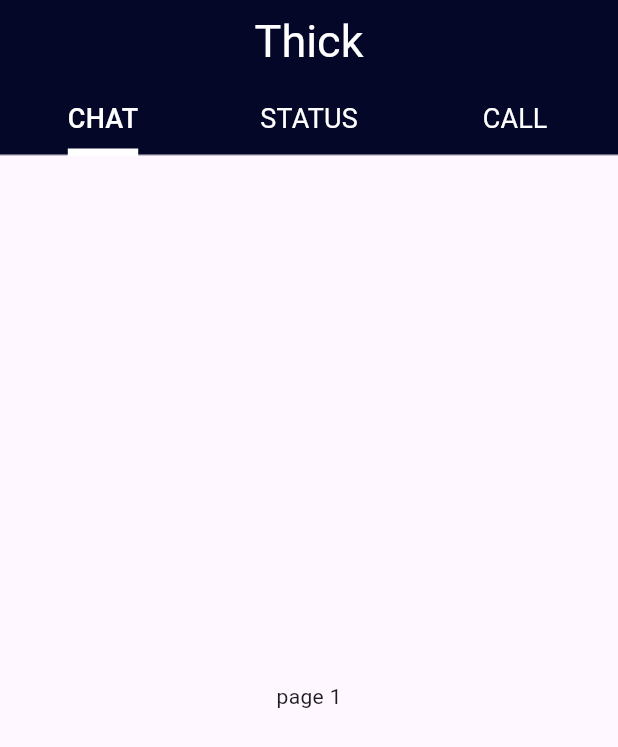
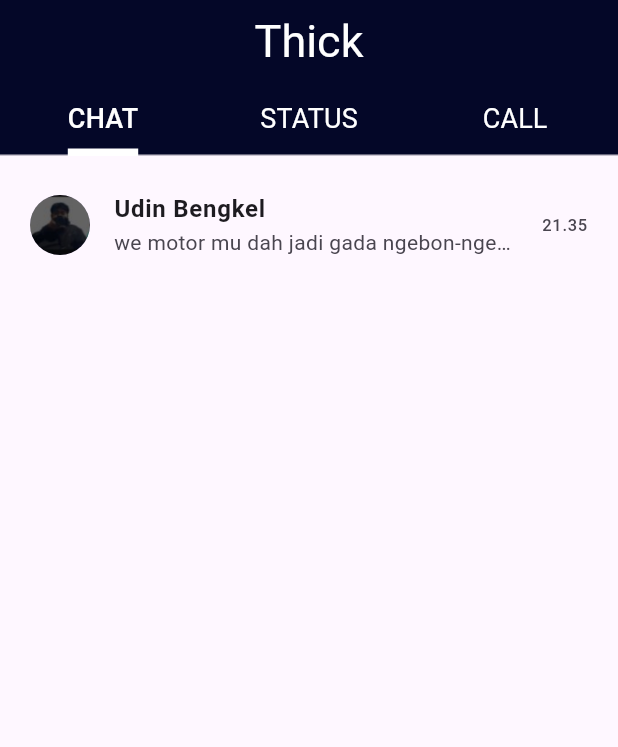
Before and after one commit to Archoooo/Learn-Flutter, a Flutter app: the screen it shows after launch, on a phone screen of 412 x 824 dp. Shown: the top 747 px of the screen. Run offline on Flutter 3.47's test engine with Material 3 defaults, Android fonts, the phone set to English and light mode, and no system bars; missing offline and left inert: dart:ffi; Roboto replaces fonts that are missing (stick).

Commit message:
TabBar pt2

```diff
--- /dev/null
+++ b/lib/TabBar2.dart
@@ -0,0 +1,131 @@
+import 'dart:ffi';
+
+import 'package:flutter/material.dart';
+import 'package:flutter/widgets.dart';
+
+class tabBar2 extends StatelessWidget {
+  @override
+  Widget build(BuildContext context) {
+    List<Tab> mt = [
+      Tab(
+        child: Text(
+          "CHAT",
+          style: TextStyle(color: Colors.white, fontSize: 18),
+        ),
+      ),
+      Tab(
+        child: Text(
+          "STATUS",
+          style: TextStyle(color: Colors.white, fontSize: 18),
+        ),
+      ),
+      Tab(
+        child: Text(
+          "CALL",
+          style: TextStyle(color: Colors.white, fontSize: 18),
+        ),
+      )
+    ];
+    return MaterialApp(
+      home: DefaultTabController(
+        length: mt.length,
+        child: Scaffold(
+          appBar: AppBar(
+            title: Text(
+              "Thick",
+              style: TextStyle(
+                  fontFamily: 'stick', fontSize: 30, color: Colors.white),
+            ),
+            centerTitle: true,
+            backgroundColor: Color.fromARGB(255, 4, 7, 40),
+            bottom: TabBar(
+              tabs: mt,
+              unselectedLabelStyle: TextStyle(
+                  fontWeight: FontWeight.normal,
+                  color: const Color.fromARGB(255, 142, 142, 142)),
+              indicator: BoxDecoration(
+                  border: Border(
+                      bottom: BorderSide(
+                color: Color.fromARGB(255, 255, 255, 255),
+                width: 5,
+              ))),
+            ),
+          ),
+          body: TabBarView(
+            children: [
+              ListView(
+                children: [
+                  ListTile(
+                    contentPadding:
+                        EdgeInsets.symmetric(horizontal: 20, vertical: 10),
+                    leading: CircleAvatar(
+                      backgroundImage: AssetImage('images/avt1.png'),
+                    ),
+                    title: Text(
+                      "Udin Bengkel",
+                      style: TextStyle(fontWeight: FontWeight.bold),
+                    ),
+                    subtitle: Text(
+                      "we motor mu dah jadi gada ngebon-ngebon",
+                      maxLines: 1,
+                      overflow: TextOverflow.ellipsis,
+                    ),
+                    trailing: Text(
+                      "21.35",
+                      textAlign: TextAlign.right,
+                    ),
+                  ),
+                ],
+              ),
+              ListView(
+                children: const [
+                  ListTile(
+                    contentPadding:
+                        EdgeInsets.symmetric(horizontal: 20, vertical: 10),
+                    leading: CircleAvatar(
+                      backgroundColor: Colors.black,
+                    ),
+                    title: Text(
+                      "Status Saya",
+                      style: TextStyle(fontSize: 18),
+                    ),
+                    subtitle: Text("12.99"),
+                    trailing: TextButton(
+                      onPressed: ColorScheme.dark,
+                      child: Text(":"),
+                    ),
+                  ),
+                  // Divider(
+                  //   height: 2,
+                  //   thickness: 5,
+                  //   indent: 0,
+                  //   endIndent: 0,
+                  //   color: Colors.black,
+                  // ),
+                ],
+              ),
+              ListView(
+                children: [
+                  ListTile(
+                    contentPadding:
+                        EdgeInsets.symmetric(horizontal: 20, vertical: 10),
+                    leading: CircleAvatar(
+                      backgroundColor: Colors.black,
+                    ),
+                    title: Text("Create Call Link"),
+                    subtitle: Container(
+                      child: Icon(
+                        Icons.call_made_rounded,
+                        size: 17,
+                      ),
+                    ),
+                  ),
+                ],
+              )
+            ],
+          ),
+        ),
+      ),
+    );
+  }
+}
--- a/lib/main.dart
+++ b/lib/main.dart
@@ -1,5 +1,4 @@
-import 'package:firstapp/TabBar.dart';
-import 'package:firstapp/appbar.dart';
+import 'package:firstapp/TabBar2.dart';
 import 'package:flutter/material.dart';
 
 void main() {
@@ -13,7 +12,7 @@ class MyApp extends StatelessWidget {
   Widget build(BuildContext context) {
     return MaterialApp(
       debugShowCheckedModeBanner: false,
-      home: tabBar(),
+      home: tabBar2(),
     );
   }
 }
```
